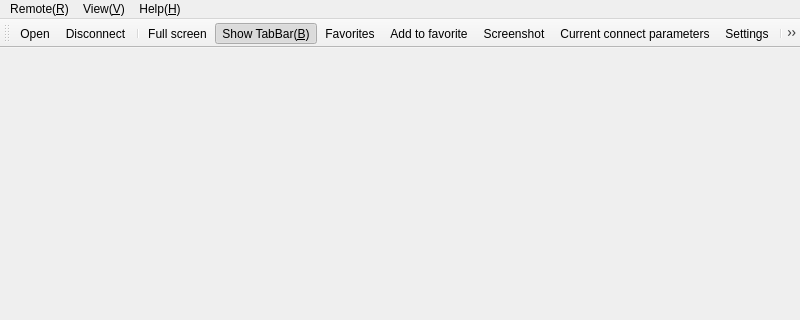
This is App/Viewer/mainwindow.ui in KangLin/RabbitRemoteControl as Qt 5 draws it before an edit; both pictures show x 0 to 800 and y 0 to 320 of the 800 by 600 pixel window. The edited form follows.
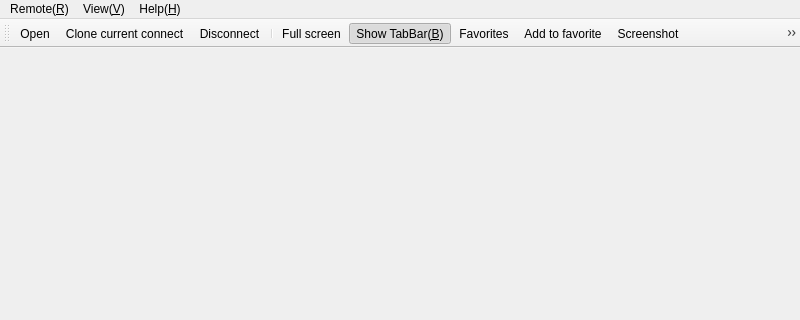
This is the edited form. Icons and pictures are not drawn.

What changed in the file:
```diff
--- a/App/Viewer/mainwindow.ui
+++ b/App/Viewer/mainwindow.ui
@@ -121,6 +121,7 @@
     <bool>false</bool>
    </attribute>
    <addaction name="actionOpen_O"/>
+   <addaction name="actionClone"/>
    <addaction name="actionDisconnect_D"/>
    <addaction name="separator"/>
    <addaction name="actionFull_screen_F"/>
```
